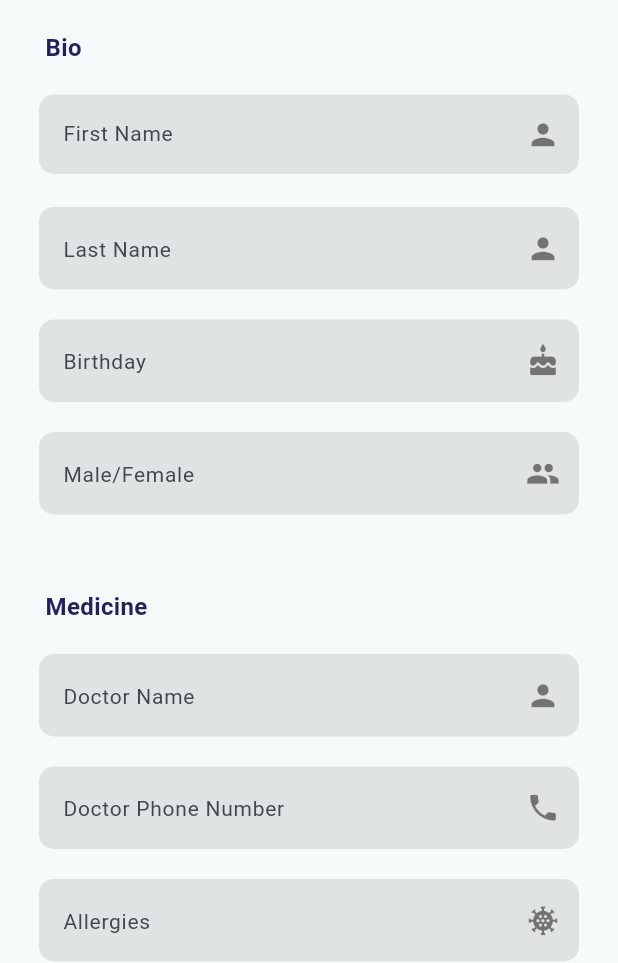
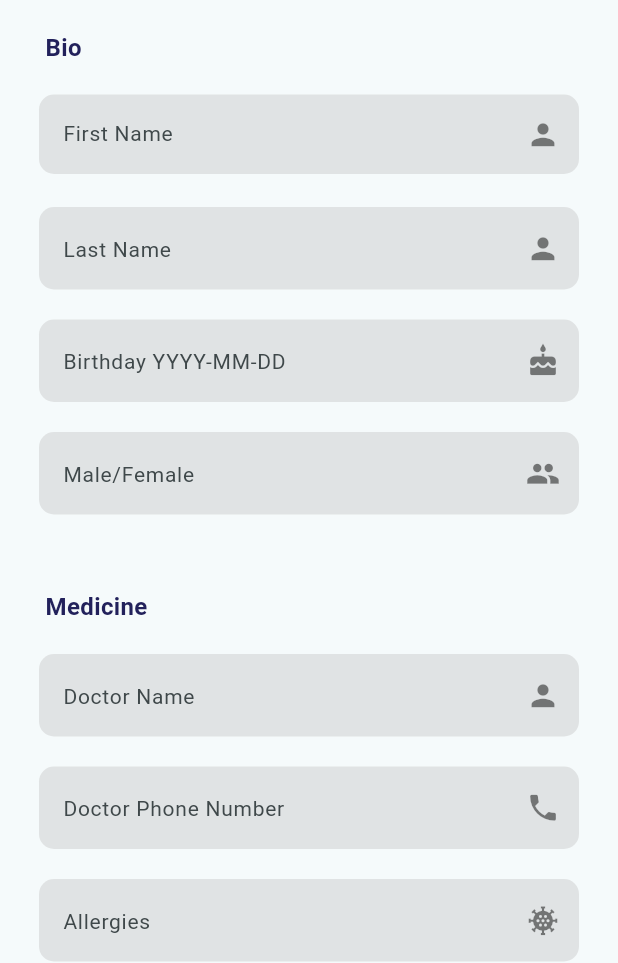
Before and after one commit to AvishkaRavishan/kidsapp3, a Flutter app: the AddStudentPage screen opened directly with empty values, on a phone screen of 412 x 824 dp, the part 273-1236 px from its top. Run offline on Flutter 3.47's test engine with Material 2 defaults, Android fonts, the phone set to English and light mode, and no system bars; our stand-ins replace awesome_dialog, cached_network_image, charts_flutter, cloud_firestore, cross_file, firebase_auth and 7 more; accounts and stored records are empty; Roboto replaces fonts that are missing (Poppins).

Commit message:
fix issues

```diff
--- a/lib/addstudent.dart
+++ b/lib/addstudent.dart
@@ -169,7 +169,7 @@ class _AddStudentState extends State<AddStudentPage> {
                     child: TextField(
                       controller: _birthdayController,
                       decoration: InputDecoration(
-                        hintText: 'Birthday',
+                        hintText: 'Birthday YYYY-MM-DD',
                         filled: true,
                         fillColor: Color.fromARGB(107, 196, 196, 196),
                         border: OutlineInputBorder(
```
